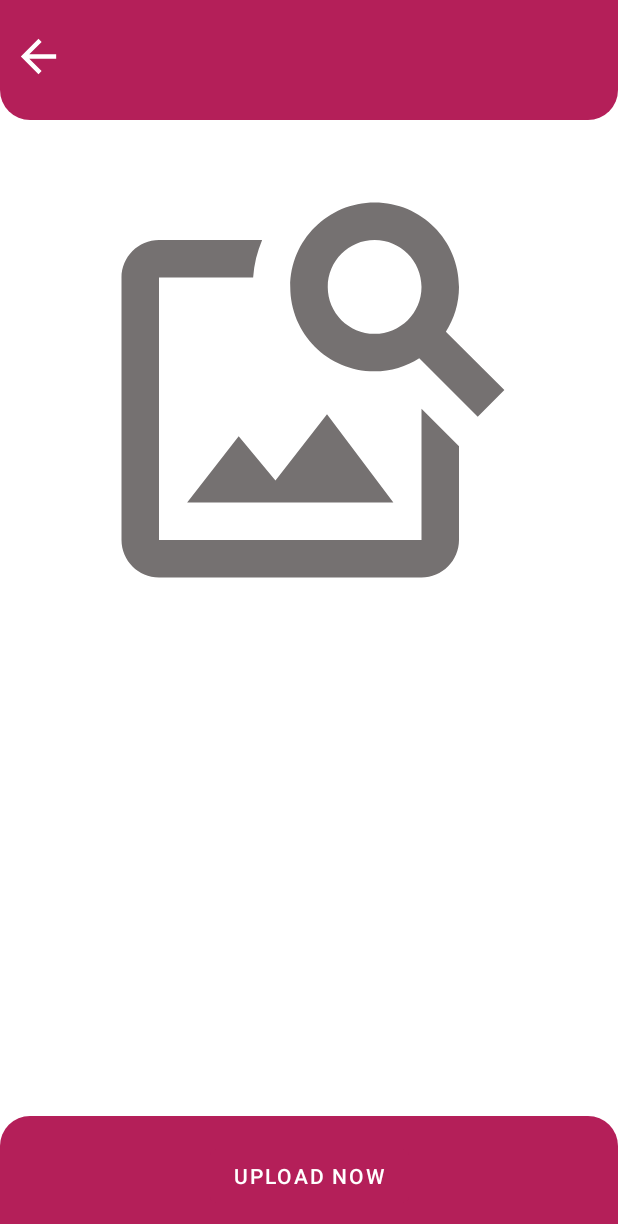
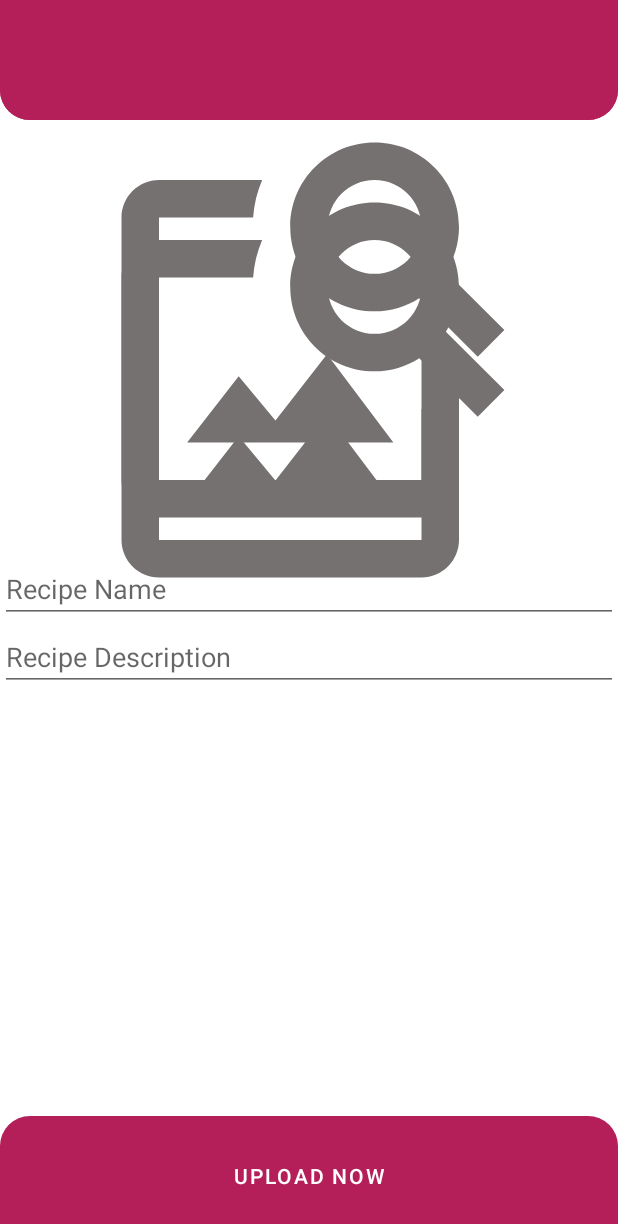
Before and after one commit to app-src/EzyBites, an Android app: the layout activity_add_post_screen.xml on its own in the app's theme, with its tools: preview values and no code run, on a phone screen of 412 x 824 dp. Shown: the top 1224 px of the screen. Run offline under Robolectric (Android 15) with nearby library versions, the phone set to English and light mode, and no system bars.

Commit message:
added working add recipe button

```diff
--- a/app/src/main/java/io/github/ashishthehulk/ezybites/Fragments/RecipeFragment.java
+++ b/app/src/main/java/io/github/ashishthehulk/ezybites/Fragments/RecipeFragment.java
@@ -76,7 +76,7 @@ public class RecipeFragment extends Fragment {
         View view =  inflater.inflate(R.layout.fragment_recipe, container, false);
 
         String[] temp={"Baingan ka Bharta","Chicken Handi","Dal fry","Kidney Bean Curry","Lamb Biryani"};
-        String[] ingre={"1. Brinjal\n2. Ghee\n3. Red Chillis\n4. Garlic","1. Brinjal\n 2. Ghee\n3. Red Chillis\n4. Garlic","1. Brinjal\n 2. Ghee\n3. Red Chillis\n4. Garlic","1. Brinjal\n 2. Ghee\n3. Red Chillis\n4. Garlic","1. Brinjal\n 2. Ghee\n3. Red Chillis\n4. Garlic"};
+        String[] ingre={"1. Brinjal 100 gm\n2. Ghee 2tbsp\n3. Red Chillis 3-4pcs\n4. Garlic 2 cloves","1. Chicken 1pc\n 2. Ghee 2tbsp\n3. ChickenMasala 2tsp\n4. Garlic 1 clove","1. Toor Dal 200gm\n 2. Ghee 2tbsp\n3. Tomatos 3-4pcs\n4. Coriander 20gm","1. Kidney Beans 200gm\n 2. Onions 100gm\n3. Garam Masala 2tsp\n4. Garlic 2cloves","1. Lamb 500gm\n 2. Oil 2tbsp\n3. Turmeric 10gm\n4. Tomato 3-4pcs"};
         int[] temp2={R.drawable.foodrecipeimage1,R.drawable.foodrecipeimage2,R.drawable.foodrecipeimage3,R.drawable.foodrecipeimage4,R.drawable.foodrecipeimage5};
         int[] temp3={R.drawable.veg,R.drawable.nonveg,R.drawable.veg,R.drawable.veg,R.drawable.nonveg};
 
--- a/app/src/main/res/layout/activity_add_post_screen.xml
+++ b/app/src/main/res/layout/activity_add_post_screen.xml
@@ -86,4 +86,67 @@
 
     </androidx.constraintlayout.widget.ConstraintLayout>
 
+    <ImageView
+        android:id="@+id/backPost2"
+        android:layout_width="35dp"
+        android:layout_height="35dp"
+        android:layout_marginStart="8dp"
+        android:layout_marginTop="20dp"
+        android:src="@drawable/ic_baseline_arrow_back_24"
+        app:layout_constraintStart_toStartOf="parent"
+        app:layout_constraintTop_toTopOf="parent"
+        app:srcCompat="@drawable/ic_baseline_arrow_back_24" />
+
+    <View
+        android:id="@+id/view3"
+        android:layout_width="match_parent"
+        android:layout_height="80dp"
+        android:background="@drawable/bottomcorner"
+        app:layout_constraintEnd_toEndOf="parent"
+        app:layout_constraintStart_toStartOf="parent"
+        app:layout_constraintTop_toTopOf="parent" />
+
+    <ScrollView
+        android:layout_width="match_parent"
+        android:layout_height="match_parent">
+
+        <LinearLayout
+            android:layout_width="match_parent"
+            android:layout_height="wrap_content"
+            android:orientation="vertical" >
+
+            <ImageView
+                android:id="@+id/RecipeImage"
+                android:layout_width="match_parent"
+                android:layout_height="300dp"
+                android:layout_marginTop="70dp"
+                android:src="@drawable/ic_baseline_image_search_24"
+                app:layout_constraintBottom_toTopOf="@+id/uploadBtn"
+                app:layout_constraintEnd_toEndOf="parent"
+                app:layout_constraintStart_toStartOf="parent"
+                app:layout_constraintTop_toTopOf="parent" />
+
+            <EditText
+                android:id="@+id/RecipeName"
+                android:layout_width="match_parent"
+                android:layout_height="wrap_content"
+                android:ems="10"
+                android:hint="Recipe Name"
+                android:inputType="textPersonName" />
+
+            <EditText
+                android:id="@+id/RecipeDescription"
+                android:layout_width="match_parent"
+                android:layout_height="wrap_content"
+                android:ems="10"
+                android:gravity="start|top"
+                android:hint="Recipe Description"
+                android:inputType="textMultiLine" />
+
+            <androidx.recyclerview.widget.RecyclerView
+                android:layout_width="match_parent"
+                android:layout_height="match_parent" />
+
+        </LinearLayout>
+    </ScrollView>
 </androidx.constraintlayout.widget.ConstraintLayout>
```
